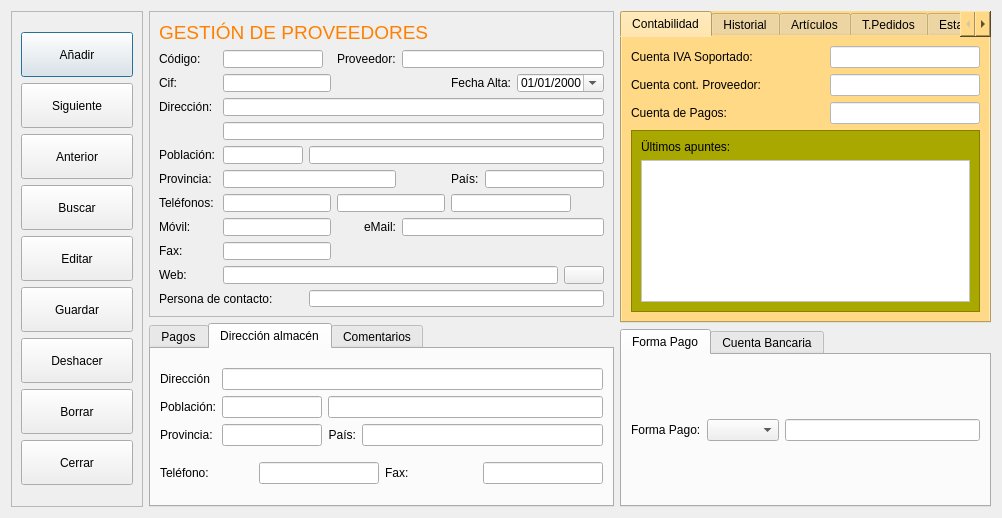
This is frmproveedores.ui in arcnexus/RedFoX as Qt 5 draws it before an edit. The edited form follows.
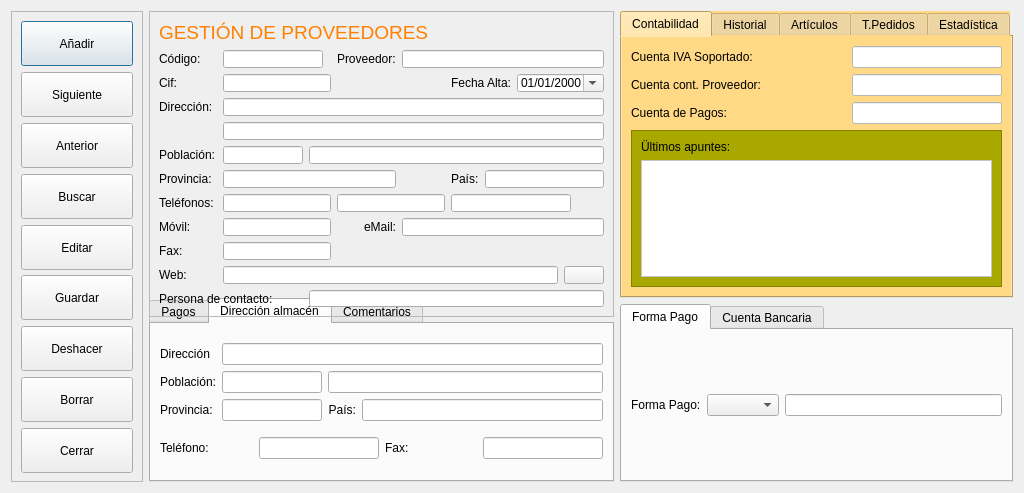
This is the edited form. The open tabs and pages were chosen to show the change. Icons and pictures are not drawn.

Patch:
```diff
--- a/frmproveedores.ui
+++ b/frmproveedores.ui
@@ -6,10 +6,16 @@
    <rect>
     <x>0</x>
     <y>0</y>
-    <width>1002</width>
+    <width>1024</width>
     <height>493</height>
    </rect>
   </property>
+  <property name="minimumSize">
+   <size>
+    <width>1000</width>
+    <height>490</height>
+   </size>
+  </property>
   <property name="windowTitle">
    <string>Dialog</string>
   </property>
@@ -248,7 +254,7 @@
      <property name="minimumSize">
       <size>
        <width>0</width>
-       <height>248</height>
+       <height>236</height>
       </size>
      </property>
      <property name="styleSheet">
```
Left out of the diff: 29 changed lines with no effect on the pictures.
